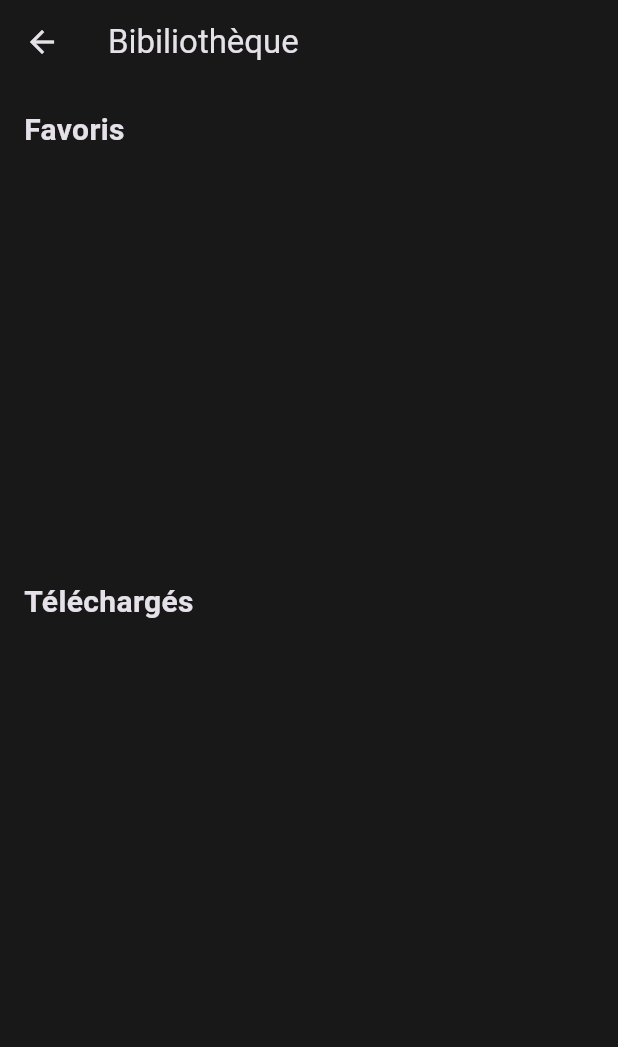
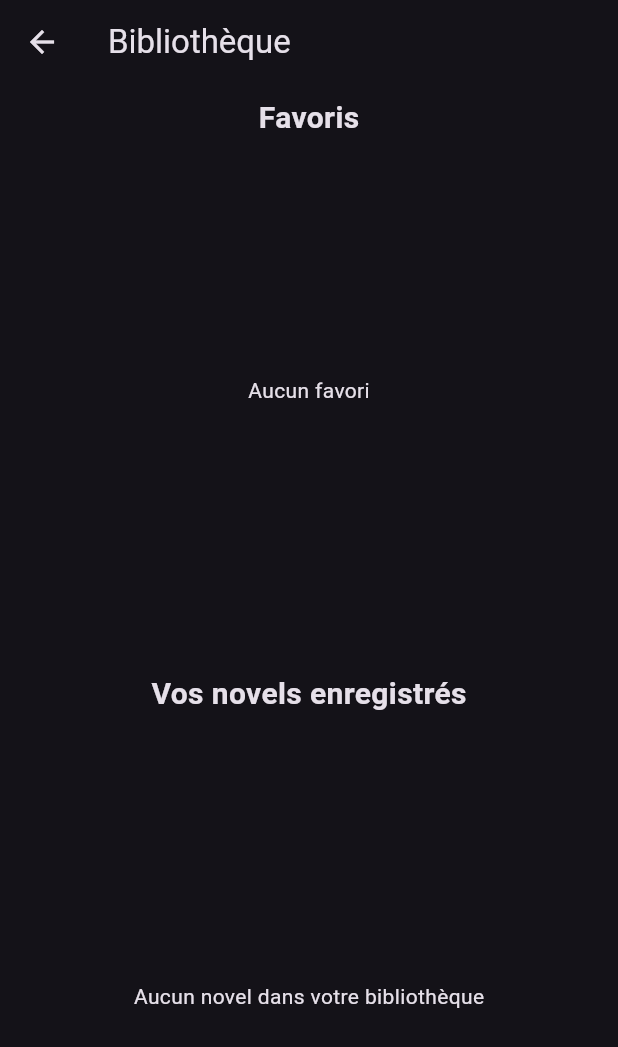
Before and after one commit to kevindjeradi/MobileReader, a Flutter app: the Library screen opened directly, on a phone screen of 412 x 824 dp. Shown: the top 1047 px of the screen. Run offline on Flutter 3.47's test engine with Material 3 defaults, Android fonts, the phone set to English and light mode, and no system bars; our stand-ins replace flutter_dotenv, image_picker, logger, permission_handler, qr_flutter, shared_preferences; missing offline and left inert: qr_code_scanner; accounts and stored records are empty.

Commit message:
library now uses real data instead of mock data

```diff
--- a/mobile_reader_front/lib/views/library.dart
+++ b/mobile_reader_front/lib/views/library.dart
@@ -1,21 +1,65 @@
 import 'package:flutter/material.dart';
 import 'package:mobile_reader_front/components/book_tile.dart';
-import 'package:mobile_reader_front/models/book.dart';
+import 'package:mobile_reader_front/provider/user_provider.dart';
+import 'package:provider/provider.dart';
 
 class Library extends StatelessWidget {
   const Library({super.key});
 
   @override
   Widget build(BuildContext context) {
+    final theme = Theme.of(context);
+    final userProvider = Provider.of<UserProvider>(context);
+    final novels = userProvider.novels;
+
+    final favoriteNovels = novels.where((novel) => novel.isFavorite).toList();
+
+    Widget favoritesSection = favoriteNovels.isNotEmpty
+        ? SizedBox(
+            height: MediaQuery.of(context).size.height * 0.3,
+            child: ListView.builder(
+              scrollDirection: Axis.horizontal,
+              itemCount: favoriteNovels.length,
+              itemBuilder: (context, index) {
+                return BookTile(
+                  showFavorite: false,
+                  novel: favoriteNovels[index],
+                );
+              },
+            ),
+          )
+        : const Expanded(
+            child: Center(child: Text("Aucun favori")),
+          );
+
+    Widget librarySection = novels.isNotEmpty
+        ? Expanded(
+            child: GridView.builder(
+              gridDelegate: const SliverGridDelegateWithFixedCrossAxisCount(
+                crossAxisCount: 2,
+              ),
+              itemCount: novels.length,
+              itemBuilder: (context, index) {
+                return BookTile(
+                  novel: novels[index],
+                );
+              },
+            ),
+          )
+        : const Expanded(
+            child: Center(child: Text("Aucun novel dans votre bibliothèque")),
+          );
+
     return Scaffold(
+      backgroundColor: Theme.of(context).colorScheme.background,
       appBar: AppBar(
         elevation: 0,
         backgroundColor: Colors.transparent,
-        title: const Text('Bibiliothèque'),
+        foregroundColor: theme.colorScheme.onBackground,
+        title: const Text('Bibliothèque'),
       ),
-      body: ListView(
-        padding: const EdgeInsets.symmetric(vertical: 8.0, horizontal: 16),
-        children: <Widget>[
+      body: Column(
+        children: [
           const Padding(
             padding: EdgeInsets.symmetric(vertical: 8.0),
             child: Text(
@@ -23,44 +67,17 @@ class Library extends StatelessWidget {
               style: TextStyle(fontSize: 20, fontWeight: FontWeight.bold),
             ),
           ),
-          SizedBox(
-            height: 250,
-            child: ListView.builder(
-              scrollDirection: Axis.horizontal,
-              itemCount: mockDataBooks.length,
-              itemBuilder: (context, index) {
-                return Padding(
-                  padding: const EdgeInsets.only(right: 8.0),
-                  child: BookTile(
-                    book: mockDataBooks[index],
-                  ),
-                );
-              },
-            ),
-          ),
+          favoritesSection,
           const SizedBox(height: 20),
           const Padding(
             padding: EdgeInsets.symmetric(vertical: 8.0),
             child: Text(
-              'Téléchargés',
+              'Vos novels enregistrés',
               style: TextStyle(fontSize: 20, fontWeight: FontWeight.bold),
             ),
           ),
-          SizedBox(
-            height: 250,
-            child: ListView.builder(
-              scrollDirection: Axis.horizontal,
-              itemCount: mockDataBooks.length,
-              itemBuilder: (context, index) {
-                return Padding(
-                  padding: const EdgeInsets.only(right: 8.0),
-                  child: BookTile(
-                    book: mockDataBooks[index],
-                  ),
-                );
-              },
-            ),
-          ),
+          const SizedBox(height: 20),
+          librarySection,
         ],
       ),
     );
```
